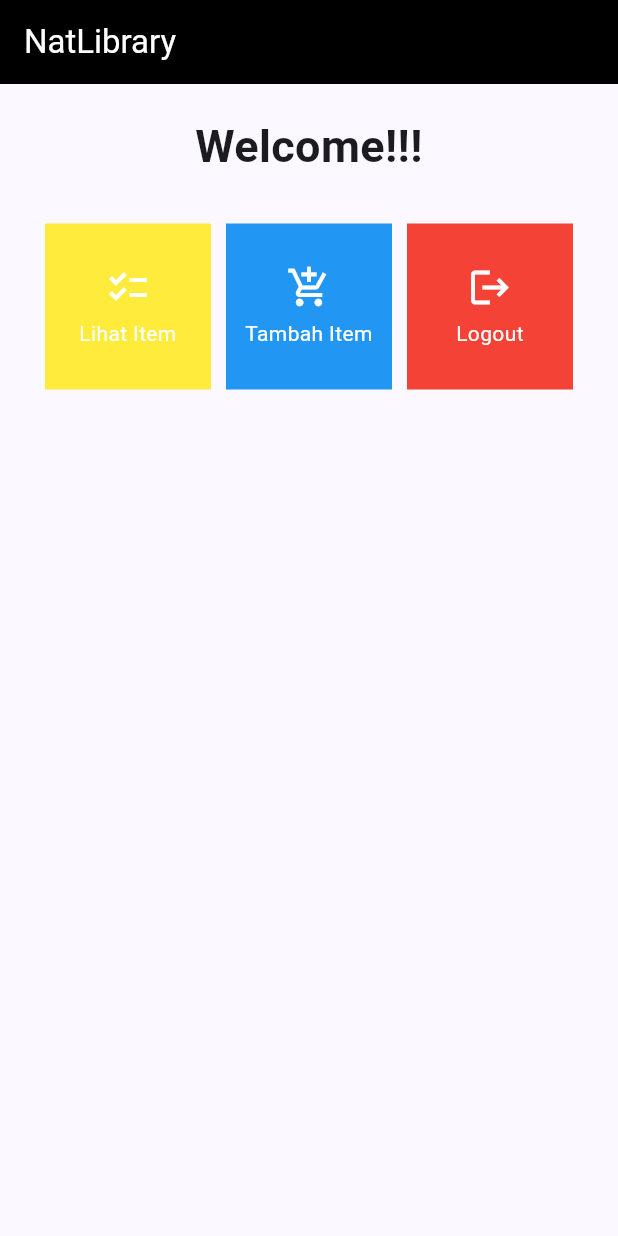
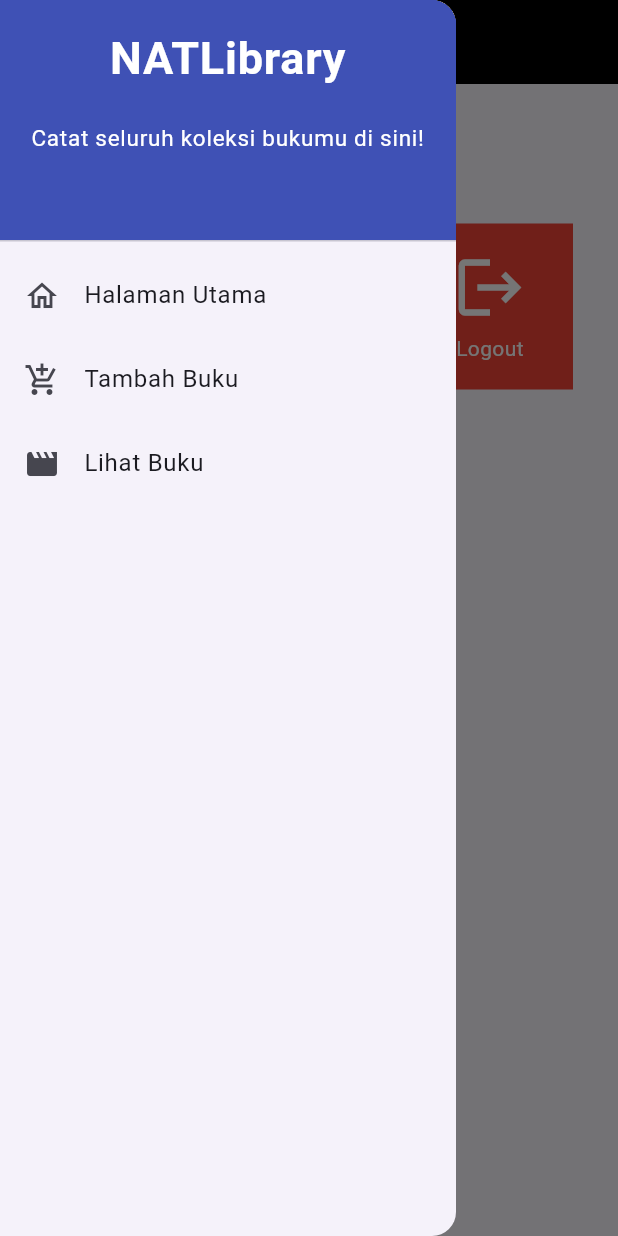
Before and after one commit to nandanathaniela/natlibrary-mobile, a Flutter app: the screen it shows after launch, with the side drawer open (before the commit the screen has no drawer), on a phone screen of 412 x 824 dp. Run offline on Flutter 3.47's test engine with Material 2 defaults, Android fonts, the light colour scheme and no system bars.

Commit message:
tugas08 done

```diff
--- a/lib/menu.dart
+++ /dev/null
@@ -1,104 +0,0 @@
-import 'package:flutter/material.dart';
-
-class MyHomePage extends StatelessWidget {
-    MyHomePage({Key? key}) : super(key: key);
-    final List<ShopItem> items = [
-    ShopItem("Lihat Item", Icons.checklist, Colors.yellow),
-    ShopItem("Tambah Item", Icons.add_shopping_cart, Colors.blue),
-    ShopItem("Logout", Icons.logout, Colors.red),
-];
-
-    @override
-    Widget build(BuildContext context) {
-        return Scaffold(
-      appBar: AppBar(
-        title: const Text(
-          'NatLibrary',
-        ),
-        backgroundColor: Colors.black,
-        foregroundColor: Colors.white,
-      ),
-      body: SingleChildScrollView(
-        child: Padding(
-          padding: const EdgeInsets.all(10.0),
-          child: Column(
-            children: <Widget>[
-              const Padding(
-                padding: EdgeInsets.only(top: 10.0, bottom: 10.0),
-                child: Text(
-                  'Welcome!!!',
-                  textAlign: TextAlign.center,
-                  style: TextStyle(
-                    fontSize: 30,
-                    fontWeight: FontWeight.bold,
-                  ),
-                ),
-              ),
-              GridView.count(
-                primary: true,
-                padding: const EdgeInsets.all(20),
-                crossAxisSpacing: 10,
-                mainAxisSpacing: 10,
-                crossAxisCount: 3,
-                shrinkWrap: true,
-                children: items.map((ShopItem item) {
-                  return ShopCard(item);
-                }).toList(),
-              ),
-            ],
-          ),
-        ),
-      ),
-    );
-    }
-}
-
-class ShopItem {
-  final String name;
-  final IconData icon;
-  final Color color;
-
-  ShopItem(this.name, this.icon, this.color);
-}
-
-class ShopCard extends StatelessWidget {
-  final ShopItem item;
-
-  const ShopCard(this.item, {super.key});
-
-  @override
-  Widget build(BuildContext context) {
-    return Material(
-      color: item.color,
-      child: InkWell(
-        onTap: () {
-          ScaffoldMessenger.of(context)
-            ..hideCurrentSnackBar()
-            ..showSnackBar(SnackBar(
-                content: Text("Kamu telah menekan tombol ${item.name}!")));
-        },
-        child: Container(
-          padding: const EdgeInsets.all(8),
-          child: Center(
-            child: Column(
-              mainAxisAlignment: MainAxisAlignment.center,
-              children: [
-                Icon(
-                  item.icon,
-                  color: Colors.white,
-                  size: 30.0,
-                ),
-                const Padding(padding: EdgeInsets.all(3)),
-                Text(
-                  item.name,
-                  textAlign: TextAlign.center,
-                  style: const TextStyle(color: Colors.white),
-                ),
-              ],
-            ),
-          ),
-        ),
-      ),
-    );
-  }
-}
--- /dev/null
+++ b/lib/screens/menu.dart
@@ -0,0 +1,61 @@
+import 'package:flutter/material.dart';
+import 'package:natlibrary/widgets/left_drawer.dart';
+import 'package:natlibrary/widgets/shop_card.dart';
+
+class MyHomePage extends StatelessWidget {
+    MyHomePage({Key? key}) : super(key: key);
+    final List<ShopItem> items = [
+    ShopItem("Lihat Buku", Icons.checklist, Colors.yellow),
+    ShopItem("Tambah Buku", Icons.add_shopping_cart, Colors.blue),
+    ShopItem("Logout", Icons.logout, Colors.red),
+];
+
+    @override
+    Widget build(BuildContext context) {
+        return Scaffold(
+      appBar: AppBar(
+        title: const Text(
+          'NatLibrary',
+        ),
+        backgroundColor: Colors.black,
+        foregroundColor: Colors.white,
+      ),
+       // Masukkan drawer sebagai parameter nilai drawer dari widget Scaffold
+      drawer: const LeftDrawer(),
+      body: SingleChildScrollView(
+        // Widget wrapper yang dapat discroll
+        child: Padding(
+          padding: const EdgeInsets.all(10.0), // Set padding dari halaman
+          child: Column(
+            // Widget untuk menampilkan children secara vertikal
+            children: <Widget>[
+              const Padding(
+                padding: EdgeInsets.only(top: 10.0, bottom: 10.0),
+                // Widget Text untuk menampilkan tulisan dengan alignment center dan style yang sesuai
+                child: Text(
+                  'NATLibrary', // Text yang menandakan toko
+                  textAlign: TextAlign.center,
+                  style: TextStyle(
+                    fontSize: 30,
+                    fontWeight: FontWeight.bold,
+                  ),
+                ),
+              ),
+              GridView.count(
+                primary: true,
+                padding: const EdgeInsets.all(20),
+                crossAxisSpacing: 10,
+                mainAxisSpacing: 10,
+                crossAxisCount: 3,
+                shrinkWrap: true,
+                children: items.map((ShopItem item) {
+                  return ShopCard(item);
+                }).toList(),
+              ),
+            ],
+          ),
+        ),
+      ),
+    );
+    }
+}
--- /dev/null
+++ b/lib/widgets/left_drawer.dart
@@ -0,0 +1,83 @@
+import 'package:flutter/material.dart';
+import 'package:flutter/material.dart';
+import 'package:natlibrary/screens/menu.dart';
+import 'package:natlibrary/screens/shoplist_form.dart';
+import 'package:natlibrary/screens/showlist.dart';
+
+class LeftDrawer extends StatelessWidget {
+  const LeftDrawer({super.key});
+
+  @override
+  Widget build(BuildContext context) {
+    return Drawer(
+      child: ListView(
+        children: [
+          const DrawerHeader(
+            decoration: BoxDecoration(
+              color: Colors.indigo,
+            ),
+            child: Column(
+              children: [
+                Text(
+                  'NATLibrary',
+                  textAlign: TextAlign.center,
+                  style: TextStyle(
+                    fontSize: 30,
+                    fontWeight: FontWeight.bold,
+                    color: Colors.white,
+                  ),
+                ),
+                Padding(padding: EdgeInsets.all(10)),
+                Text("Catat seluruh koleksi bukumu di sini!",
+                  textAlign: TextAlign.center,
+                  style: TextStyle(
+                    fontSize: 15,
+                    color: Colors.white,
+                    fontWeight: FontWeight.normal,
+                  ),
+                ),
+              ],
+            ),
+          ),
+          ListTile(
+            leading: const Icon(Icons.home_outlined),
+            title: const Text('Halaman Utama'),
+            // Bagian redirection ke MyHomePage
+            onTap: () {
+              Navigator.pushReplacement(
+                  context,
+                  MaterialPageRoute(
+                    builder: (context) => MyHomePage(),
+                  ));
+            },
+          ),
+          ListTile(
+            leading: const Icon(Icons.add_shopping_cart),
+            title: const Text('Tambah Buku'),
+            // Bagian redirection ke ShopFormPage
+            onTap: () {
+              Navigator.pop(context);
+              Navigator.push(
+                context,
+                MaterialPageRoute(
+                  builder: (context) => const ShopFormPage(),
+                ));
+            },
+          ),
+          ListTile(
+            leading: const Icon(Icons.movie),
+            title: const Text('Lihat Buku'),
+            onTap: () {
+              Navigator.push(
+                context,
+                MaterialPageRoute(
+                    builder: (context) =>
+                        ProductListPage(items: itemList)),
+              );
+            },
+          ),
+        ],
+      ),
+    );
+  }
+}
--- /dev/null
+++ b/lib/widgets/shop_card.dart
@@ -0,0 +1,66 @@
+import 'package:flutter/material.dart';
+import 'package:natlibrary/screens/menu.dart';
+import 'package:natlibrary/screens/shoplist_form.dart';
+import 'package:natlibrary/screens/showlist.dart';
+
+class ShopItem {
+  final String name;
+  final IconData icon;
+  final Color color;
+
+  ShopItem(this.name, this.icon, this.color);
+}
+
+class ShopCard extends StatelessWidget {
+  final ShopItem item;
+
+  const ShopCard(this.item, {super.key});
+
+  @override
+  Widget build(BuildContext context) {
+    return Material(
+      color: item.color, // Menggunakan warna yang telah ditentukan
+      child: InkWell(
+        onTap: () {
+          ScaffoldMessenger.of(context)
+            ..hideCurrentSnackBar()
+            ..showSnackBar(SnackBar(
+                content: Text("Kamu telah menekan tombol ${item.name}!")));
+
+            if (item.name == "Tambah Buku") {
+              Navigator.push(context,
+                  MaterialPageRoute(builder: (context) => const ShopFormPage()));
+            }
+                      if (item.name == "Lihat Buku") {
+            Navigator.push(
+              context,
+              MaterialPageRoute(
+                  builder: (context) => ProductListPage(items: itemList)),
+            );
+          }
+        },
+        child: Container(
+          padding: const EdgeInsets.all(8),
+          child: Center(
+            child: Column(
+              mainAxisAlignment: MainAxisAlignment.center,
+              children: [
+                Icon(
+                  item.icon,
+                  color: Colors.white,
+                  size: 50.0,
+                ),
+                const Padding(padding: EdgeInsets.all(3)),
+                Text(
+                  item.name,
+                  textAlign: TextAlign.center,
+                  style: const TextStyle(color: Colors.white),
+                ),
+              ],
+            ),
+          ),
+        ),
+      ),
+    );
+  }
+}
```
Also changed, not shown: lib/main.dart (+1 -16 lines), lib/models/models.dart (added, +7 -0 lines), lib/screens/shoplist_form.dart (added, +172 -0 lines), lib/screens/showlist.dart (added, +29 -0 lines), 1 other file.
